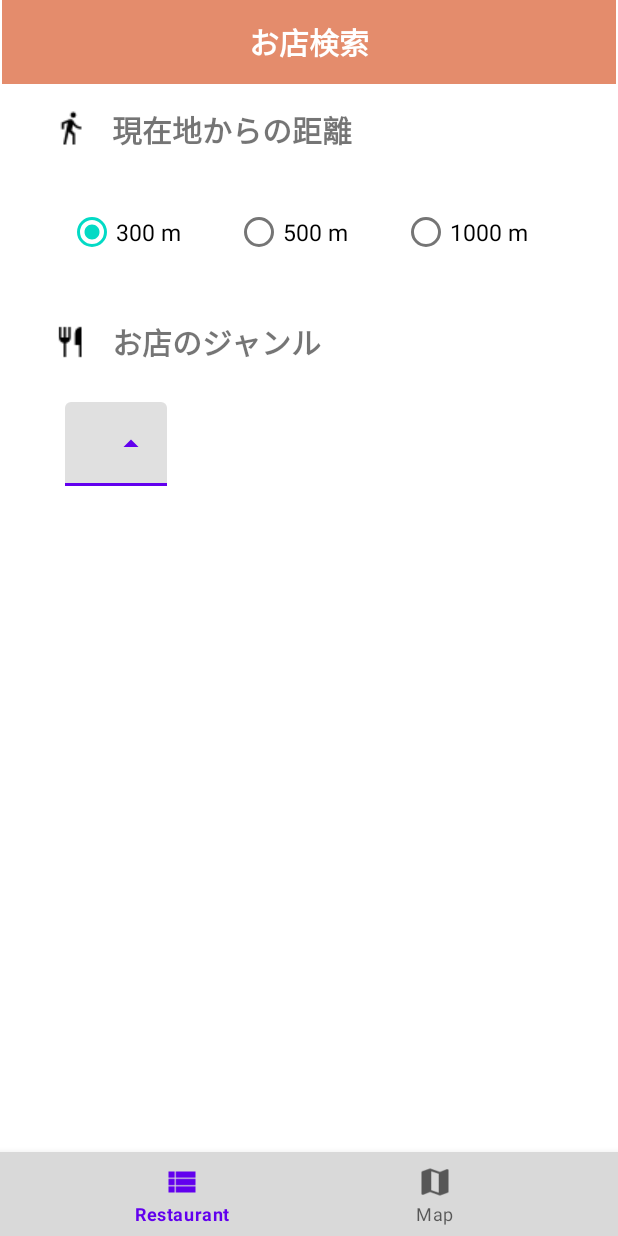
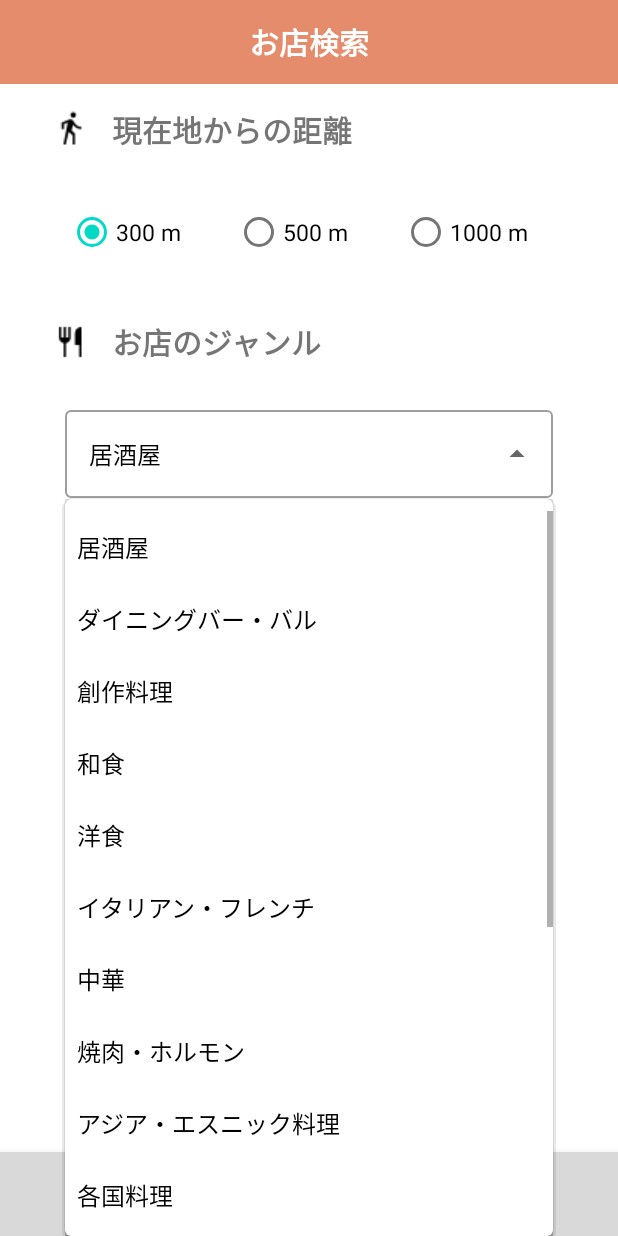
Before and after one commit to yuta-beginner/SearchRestaurantApp, an Android app: the screen it shows after launch (MainActivity), after a tap on an icon or button, on a phone screen of 412 x 824 dp. Run offline under Robolectric (Android 15) with nearby library versions, the phone set to English and light mode, and no system bars; our stand-ins replace data binding, navigation-ui; libraries missing offline, so code that uses them is left out: androidx.databinding.

Commit message:
radio button group two-way databinding

```diff
--- a/app/build.gradle
+++ b/app/build.gradle
@@ -1,6 +1,7 @@
 plugins {
     id 'com.android.application'
     id 'org.jetbrains.kotlin.android'
+    id 'kotlin-kapt'
 }
 
 android {
@@ -32,6 +33,7 @@ android {
     }
     buildFeatures {
         viewBinding true
+        dataBinding = true
     }
 }
 
@@ -46,7 +48,6 @@ dependencies {
     implementation 'androidx.navigation:navigation-fragment-ktx:2.5.3'
     implementation 'androidx.navigation:navigation-ui-ktx:2.5.3'
     implementation 'androidx.preference:preference-ktx:1.2.0'
-    implementation 'com.google.android.material:material:1.8.0'
     testImplementation 'junit:junit:4.13.2'
     androidTestImplementation 'androidx.test.ext:junit:1.1.5'
     androidTestImplementation 'androidx.test.espresso:espresso-core:3.5.1'
--- a/app/src/main/AndroidManifest.xml
+++ b/app/src/main/AndroidManifest.xml
@@ -12,6 +12,7 @@
         android:theme="@style/Theme.SearchRestaurantApp"
         tools:targetApi="31"
         tools:replace="android:allowBackup">
+        <!-- activityを追加する度に書く -->
         <activity
             android:name=".MainActivity"
             android:exported="true"
--- a/app/src/main/java/com/example/searchrestaurantapp/ui/dashboard/DashboardFragment.kt
+++ b/app/src/main/java/com/example/searchrestaurantapp/ui/dashboard/DashboardFragment.kt
@@ -86,18 +86,18 @@ class DashboardFragment : Fragment() {
         _binding = null
     }
 
-    fun showMarkerDialog(marker : Marker) {
-        marker!!.setOnMarkerClickListener { marker, mapView ->
+    private fun showMarkerDialog(marker : Marker) {
+        marker.setOnMarkerClickListener { marker, mapView ->
             val dialog = SimpleDialogFragment()
             dialog.show(childFragmentManager, "simple")
             true
         }
     }
 
-    inner class SimpleDialogFragment: DialogFragment(){
+    class SimpleDialogFragment: DialogFragment(){
         override fun onCreateDialog(savedInstanceState: Bundle?): Dialog {
 
-            val builder = AlertDialog.Builder(activity)
+            val builder = AlertDialog.Builder(requireContext())
 
             builder.setTitle("Here Title")
                 .setMessage("Here Message")
--- a/app/src/main/java/com/example/searchrestaurantapp/ui/home/HomeFragment.kt
+++ b/app/src/main/java/com/example/searchrestaurantapp/ui/home/HomeFragment.kt
@@ -1,14 +1,23 @@
 package com.example.searchrestaurantapp.ui.home
 
+import android.app.Activity
+import android.content.Context
 import android.os.Bundle
+import android.text.InputType
+import android.util.AttributeSet
+import android.util.Log
 import android.view.LayoutInflater
+import android.view.MotionEvent
 import android.view.View
 import android.view.ViewGroup
-import android.widget.TextView
+import android.widget.*
+import androidx.annotation.LayoutRes
+import androidx.appcompat.widget.AppCompatAutoCompleteTextView
 import androidx.fragment.app.Fragment
 import androidx.lifecycle.ViewModelProvider
 import com.example.searchrestaurantapp.R
 import com.example.searchrestaurantapp.databinding.FragmentHomeBinding
+import com.google.android.material.textfield.TextInputLayout
 
 class HomeFragment : Fragment() {
 
@@ -18,29 +27,81 @@ class HomeFragment : Fragment() {
     // onDestroyView.
     private val binding get() = _binding!!
 
+
     override fun onCreateView(
         inflater: LayoutInflater,
         container: ViewGroup?,
         savedInstanceState: Bundle?
     ): View {
-        val homeViewModel =
-            ViewModelProvider(this).get(HomeViewModel::class.java)
-
+        Log.i("HomeFragment", "onCreateView start")
+        val homeViewModel = ViewModelProvider(this).get(HomeViewModel::class.java)
         _binding = FragmentHomeBinding.inflate(inflater, container, false)
+        //val homeViewModel = ViewModelProvider(this).get(HomeViewModel::class.java)
+        binding.homeViewModel = homeViewModel
+        binding.lifecycleOwner = viewLifecycleOwner
         val root: View = binding.root
 
-        /*val textView: TextView = binding.textHome
-        homeViewModel.text.observe(viewLifecycleOwner) {
-            textView.text = it
+        val radioGroup : RadioGroup = binding.radioButtonGroupDistance
+        homeViewModel.distance?.observe(viewLifecycleOwner){
+            radioGroup.check(homeViewModel.distanceToButtonId(it))
+            Log.d("distance", "${homeViewModel.distance!!.value}")
+        }
+
+        /*radioGroup.setOnCheckedChangeListener { group, checkedId ->
+            homeViewModel.setRadioType(checkedId)
+            Log.d("radioTypeChanged", "${homeViewModel.radioType!!.value}")
         }*/
 
-        val radioGroup =binding.radioButtonGroupDistance
-        radioGroup.check(R.id.minimum_distance)
+
+        var autoCompleteTextView = binding.outlinedExposedDropdown
+        val menuItems = resources.getStringArray(R.array.option_genre)
+        val menuItemsList:MutableList<String> = menuItems.toMutableList()
+
+
+        // お店のジャンルAdapterを作成。
+        val genreAdapter : ArrayAdapter<String> = GenreDropDownAdapter(requireContext(), android.R.layout.simple_spinner_dropdown_item, menuItemsList)
+        // アダプターをセット
+        autoCompleteTextView.setAdapter(genreAdapter)
+        // 初期に表示される飲食店のジャンルを表示
+        var defaultRestaurantGenre:String = menuItemsList[0]
+        autoCompleteTextView.setText(defaultRestaurantGenre)
+
         return root
     }
 
     override fun onDestroyView() {
+        val autoCompleteTextView = binding.outlinedExposedDropdown
+        autoCompleteTextView.setAdapter(null)
+        Log.i("HomeFragment", "onDestroyView")
         super.onDestroyView()
         _binding = null
     }
 }
+
+class GenreDropDownAdapter(context: Context, @LayoutRes private val layoutResource: Int, private val allRestaurantGenre: MutableList<String>):
+    ArrayAdapter<String>(context,layoutResource,allRestaurantGenre),
+    Filterable{
+    private var mutableAllRestaurantGenre:MutableList<String> = allRestaurantGenre
+
+    override fun getFilter(): Filter {
+        return object: Filter(){
+            override fun publishResults(charSequence: CharSequence?, filterResults: FilterResults? ){
+                if (filterResults != null) {
+                    mutableAllRestaurantGenre = filterResults.values  as MutableList<String>
+                    if(filterResults.count > 0)
+                        notifyDataSetChanged()
+                    else
+                        notifyDataSetInvalidated()
+                }
+            }
+
+            override fun performFiltering(charSequence: CharSequence?): FilterResults {
+                val filterResults : FilterResults = FilterResults()
+                val newItems : MutableList<String> = allRestaurantGenre
+                filterResults.values = newItems
+                filterResults.count = newItems.size
+                return filterResults
+            }
+        }
+    }
+}
--- a/app/src/main/java/com/example/searchrestaurantapp/ui/home/HomeViewModel.kt
+++ b/app/src/main/java/com/example/searchrestaurantapp/ui/home/HomeViewModel.kt
@@ -1,13 +1,63 @@
 package com.example.searchrestaurantapp.ui.home
 
+import android.provider.MediaStore.Audio.Radio
+import android.util.Log
+import android.widget.RadioButton
+import androidx.databinding.InverseMethod
 import androidx.lifecycle.LiveData
 import androidx.lifecycle.MutableLiveData
 import androidx.lifecycle.ViewModel
+import com.example.searchrestaurantapp.R
 
 class HomeViewModel : ViewModel() {
+    init{
+        Log.d("HomeViewModel", "HomeViewModel created.")
+    }
 
-    private val _text = MutableLiveData<String>().apply {
+    /*private val _text = MutableLiveData<String>().apply {
         value = "This is home Fragment"
     }
-    val text: LiveData<String> = _text
+
+    val text: LiveData<String> = _text*/
+
+    enum class RadioType(val restaurantDistance: Int) {
+        MINIMUM_DISTANCE(300),
+        MIDDLE_DISTANCE(500),
+        MAX_DISTANCE(1000),
+    }
+
+    val _distance = MutableLiveData(RadioType.MINIMUM_DISTANCE.restaurantDistance)
+    val distance = _distance
+
+    @InverseMethod("buttonIdToDistance")
+    fun distanceToButtonId(distance: Int) : Int {
+        var selectedButtonId = -1
+
+        distance.run{
+            selectedButtonId = when(distance){
+                RadioType.MINIMUM_DISTANCE.restaurantDistance -> R.id.minimum_distance
+                RadioType.MIDDLE_DISTANCE.restaurantDistance -> R.id.middle_distance
+                RadioType.MAX_DISTANCE.restaurantDistance -> R.id.max_distance
+                else -> R.id.minimum_distance
+            }
+        }
+
+        return selectedButtonId
+    }
+
+    fun buttonIdToDistance(selectedButtonId: Int) : Int {
+        var type: Int = RadioType.MINIMUM_DISTANCE.restaurantDistance
+        when(selectedButtonId){
+            R.id.minimum_distance -> {
+                type = RadioType.MINIMUM_DISTANCE.restaurantDistance
+            }
+            R.id.middle_distance -> {
+                type = RadioType.MIDDLE_DISTANCE.restaurantDistance
+            }
+            R.id.max_distance -> {
+                type = RadioType.MAX_DISTANCE.restaurantDistance
+            }
+        }
+        return type
+    }
 }
--- /dev/null
+++ b/app/src/main/res/layout/dropdown_menu_popup_item.xml
@@ -0,0 +1,8 @@
+<?xml version="1.0" encoding="utf-8"?>
+<TextView xmlns:android="http://schemas.android.com/apk/res/android"
+    android:layout_width="match_parent"
+    android:layout_height="wrap_content"
+    android:padding="16dp"
+    android:ellipsize="end"
+    android:maxLines="1"
+    android:textAppearance="?attr/textAppearanceSubtitle1"/>
--- a/app/src/main/res/layout/fragment_dashboard.xml
+++ b/app/src/main/res/layout/fragment_dashboard.xml
@@ -8,7 +8,7 @@
 
     <androidx.appcompat.widget.Toolbar
         android:id="@+id/toolbar2"
-        android:layout_width="409dp"
+        android:layout_width="fill_parent"
         android:layout_height="wrap_content"
         android:background="@color/orange"
         android:minHeight="?attr/actionBarSize"
--- a/app/src/main/res/layout/fragment_home.xml
+++ b/app/src/main/res/layout/fragment_home.xml
@@ -1,14 +1,23 @@
 <?xml version="1.0" encoding="utf-8"?>
-<androidx.constraintlayout.widget.ConstraintLayout xmlns:android="http://schemas.android.com/apk/res/android"
+
+<layout xmlns:android="http://schemas.android.com/apk/res/android"
     xmlns:app="http://schemas.android.com/apk/res-auto"
     xmlns:tools="http://schemas.android.com/tools"
+    tools:context=".ui.home.HomeFragment">
+
+    <data>
+        <variable
+            name="homeViewModel"
+            type="com.example.searchrestaurantapp.ui.home.HomeViewModel" />
+    </data>
+
+    <androidx.constraintlayout.widget.ConstraintLayout
         android:layout_width="match_parent"
-    android:layout_height="match_parent"
-    tools:context=".ui.home.HomeFragment">
+        android:layout_height="match_parent">
 
         <androidx.appcompat.widget.Toolbar
             android:id="@+id/toolbar"
-        android:layout_width="409dp"
+            android:layout_width="fill_parent"
             android:layout_height="wrap_content"
             android:background="@color/orange"
             android:minHeight="?attr/actionBarSize"
@@ -45,11 +54,11 @@
 
             <ImageView
                 android:id="@+id/imageView3"
-            android:src="@drawable/ic_directions_walk"
                 android:layout_width="wrap_content"
                 android:layout_height="wrap_content"
                 android:layout_marginStart="34dp"
                 android:layout_marginTop="17dp"
+                android:src="@drawable/ic_directions_walk"
                 app:layout_constraintStart_toStartOf="parent"
                 app:layout_constraintTop_toTopOf="parent" />
 
@@ -69,27 +78,29 @@
                 android:id="@+id/radioButtonGroup_distance"
                 android:layout_width="match_parent"
                 android:layout_height="wrap_content"
+                android:orientation="horizontal"
                 app:layout_constraintStart_toStartOf="parent"
                 app:layout_constraintTop_toBottomOf="@+id/textView2"
-            android:orientation="horizontal">
+                android:checkedButton="@={homeViewModel.distanceToButtonId(homeViewModel._distance)}"
+                >
 
                 <RadioButton
                     android:id="@+id/minimum_distance"
                     android:layout_width="wrap_content"
                     android:layout_height="wrap_content"
+                    android:layout_marginStart="44dp"
                     android:layout_marginTop="29dp"
-                android:layout_marginStart="44dp"
-                android:text="@string/radioButton_distance_minimum"
-                android:textSize="15sp"/>
+                    android:text="@string/radio_button_distance_minimum"
+                    android:textSize="15sp" />
 
                 <RadioButton
                     android:id="@+id/middle_distance"
                     android:layout_width="wrap_content"
                     android:layout_height="wrap_content"
+                    android:layout_marginStart="36dp"
                     android:layout_marginTop="29dp"
-                android:layout_marginStart="36dp"
-                android:text="@string/radioButton_distance_middle"
-                android:textSize="15sp"/>
+                    android:text="@string/radio_button_distance_middle"
+                    android:textSize="15sp" />
 
                 <RadioButton
                     android:id="@+id/max_distance"
@@ -97,7 +108,7 @@
                     android:layout_height="wrap_content"
                     android:layout_marginStart="36dp"
                     android:layout_marginTop="29dp"
-                android:text="@string/radioButton_distance_max"
+                    android:text="@string/radio_button_distance_max"
                     android:textSize="15sp" />
 
             </RadioGroup>
@@ -106,10 +117,10 @@
                 android:id="@+id/imageView4"
                 android:layout_width="wrap_content"
                 android:layout_height="wrap_content"
-            android:src="@drawable/ic_restauran_genre"
-            app:layout_constraintStart_toStartOf="parent"
                 android:layout_marginStart="34dp"
                 android:layout_marginTop="37dp"
+                android:src="@drawable/ic_restaurant_genre"
+                app:layout_constraintStart_toStartOf="parent"
                 app:layout_constraintTop_toBottomOf="@+id/radioButtonGroup_distance" />
 
             <TextView
@@ -118,27 +129,31 @@
                 android:layout_height="wrap_content"
                 android:layout_marginStart="15dp"
                 android:layout_marginTop="34dp"
+                android:text="@string/title_genre"
                 android:textSize="20sp"
                 android:textStyle="bold"
-            android:text="@string/title_genre"
                 app:layout_constraintStart_toEndOf="@+id/imageView4"
                 app:layout_constraintTop_toBottomOf="@+id/radioButtonGroup_distance" />
 
             <com.google.android.material.textfield.TextInputLayout
-            android:layout_width="wrap_content"
+                android:id="@+id/textView4"
+                style="@style/Widget.MaterialComponents.TextInputLayout.OutlinedBox.ExposedDropdownMenu"
+                android:layout_width="match_parent"
                 android:layout_height="wrap_content"
-            app:layout_constraintStart_toStartOf="parent"
-            app:layout_constraintTop_toBottomOf="@+id/textView3"
                 android:layout_marginStart="42dp"
                 android:layout_marginTop="25dp"
-            android:hint="Sample"
-            style="@style/Widget.MaterialComponents.TextInputLayout.FilledBox.ExposedDropdownMenu">
+                android:layout_marginEnd="42dp"
+                app:layout_constraintStart_toStartOf="parent"
+                app:layout_constraintTop_toBottomOf="@+id/textView3">
 
                 <AutoCompleteTextView
+                    android:id="@+id/outlined_exposed_dropdown"
                     android:layout_width="match_parent"
-                android:layout_height="wrap_content" />
-
+                    android:layout_height="wrap_content"
+                    android:enabled="false"
+                    android:textColor="@color/black" />
             </com.google.android.material.textfield.TextInputLayout>
         </androidx.constraintlayout.widget.ConstraintLayout>
 
     </androidx.constraintlayout.widget.ConstraintLayout>
+</layout>
--- a/app/src/main/res/values/strings.xml
+++ b/app/src/main/res/values/strings.xml
@@ -6,8 +6,27 @@
     <string name="title_restaurant_toolbar">お店検索</string>
     <string name="title_map_toolbar">お店マップ</string>
     <string name="title_distance">現在地からの距離</string>
-    <string name="radioButton_distance_minimum">300 m</string>
-    <string name="radioButton_distance_middle">500 m</string>
-    <string name="radioButton_distance_max">1000 m</string>
+    <string name="radio_button_distance_minimum">300 m</string>
+    <string name="radio_button_distance_middle">500 m</string>
+    <string name="radio_button_distance_max">1000 m</string>
     <string name="title_genre">お店のジャンル</string>
+    <string-array name="option_genre">
+        <item>居酒屋</item>
+        <item>ダイニングバー・バル</item>
+        <item>創作料理</item>
+        <item>和食</item>
+        <item>洋食</item>
+        <item>イタリアン・フレンチ</item>
+        <item>中華</item>
+        <item>焼肉・ホルモン</item>
+        <item>アジア・エスニック料理</item>
+        <item>各国料理</item>
+        <item>カラオケ・パーティ</item>
+        <item>バー・カクテル</item>
+        <item>ラーメン</item>
+        <item>カフェ・スイーツ</item>
+        <item>その他グルメ</item>
+        <item>お好み焼き・もんじゃ</item>
+        <item>韓国料理</item>
+    </string-array>
 </resources>
```
Also changed, not shown: app/src/main/res/drawable/ic_restaurant_genre.png (renamed from app/src/main/res/drawable/ic_restauran_genre.png). Lines whose indentation alone changed are shown as unchanged.
